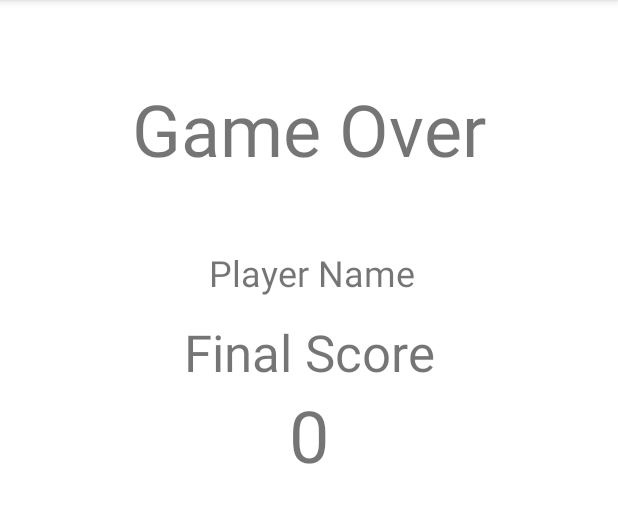
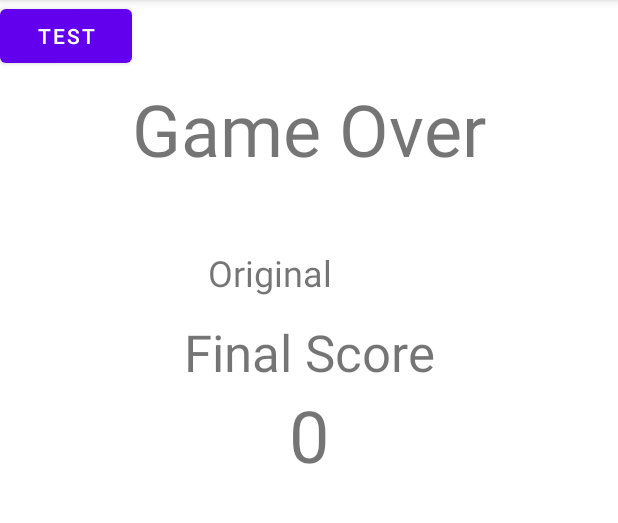
Before and after one commit to stevekgeorge/CS-2340-Team-7, an Android app: the screen it shows after launch (MainActivity before the commit, GameOverActivity after it), on a phone screen of 412 x 824 dp, the part 84-607 px from its top. Run offline under Robolectric (Android 15) with nearby library versions, the phone set to English and light mode, and no system bars; our stand-ins replace data binding.

Commit message:
Used DataBinding library to connect Game Over screen in MVVM fashion, with a test button for changing view contents

```diff
--- a/app/build.gradle.kts
+++ b/app/build.gradle.kts
@@ -31,7 +31,6 @@ android {
     }
 
     buildFeatures {
-        viewBinding = true
         dataBinding = true
     }
 }
--- a/app/src/main/AndroidManifest.xml
+++ b/app/src/main/AndroidManifest.xml
@@ -13,7 +13,7 @@
         android:theme="@style/Theme.Team7Project"
         tools:targetApi="31">
         <activity
-            android:name=".views.MainActivity"
+            android:name=".views.GameOverActivity"
             android:exported="true">
             <intent-filter>
                 <action android:name="android.intent.action.MAIN" />
--- a/app/src/main/java/com/example/team7project/models/GameOverDataModel.java
+++ b/app/src/main/java/com/example/team7project/models/GameOverDataModel.java
@@ -1,14 +1,22 @@
 package com.example.team7project.models;
+
+import androidx.databinding.BaseObservable;
+import androidx.databinding.Bindable;
+
+import com.example.team7project.BR;
 
 import java.util.Map;
 
-public class GameOverDataModel {
+public class GameOverDataModel extends BaseObservable {
     private int EndScore;
     private Map<String, Integer> HighScores;
+    @Bindable
+    public String PlayerName;
 
-    public GameOverDataModel(int EndScore, Map<String, Integer> HighScores) {
+    public GameOverDataModel(int EndScore, Map<String, Integer> HighScores, String PlayerName) {
         this.EndScore = EndScore;
         this.HighScores = HighScores;
+        this.PlayerName = PlayerName;
     }
 
     public int GetEndScore() {
@@ -19,6 +27,10 @@ public class GameOverDataModel {
         return HighScores;
     }
 
+    public String GetPlayerName() {
+        return PlayerName;
+    }
+
     public void SetEndScore(int NewScore) {
         EndScore = NewScore;
     }
@@ -26,4 +38,9 @@ public class GameOverDataModel {
     public void AddHighScore(int NewScore, String Player) {
         HighScores.put(Player, NewScore);
     }
+
+    public void SetPlayerName(String NewName) {
+        this.PlayerName = NewName;
+        notifyPropertyChanged(BR.PlayerName);
+    }
 }
--- /dev/null
+++ b/app/src/main/java/com/example/team7project/views/GameOverActivity.java
@@ -0,0 +1,34 @@
+package com.example.team7project.views;
+
+import androidx.appcompat.app.AppCompatActivity;
+import androidx.databinding.BindingAdapter;
+import androidx.databinding.DataBindingUtil;
+import androidx.databinding.ViewDataBinding;
+
+import android.os.Bundle;
+import android.view.View;
+import android.widget.TextView;
+
+import com.example.team7project.R;
+import com.example.team7project.databinding.ActivityGameOverScreenBinding;
+import com.example.team7project.viewmodels.GameOverViewModel;
+
+public class GameOverActivity extends AppCompatActivity {
+
+    ActivityGameOverScreenBinding mainBinding;
+    GameOverViewModel viewModel;
+
+    @Override
+    protected void onCreate(Bundle savedInstanceState) {
+        super.onCreate(savedInstanceState);
+
+        mainBinding = DataBindingUtil.setContentView(this, R.layout.activity_game_over_screen);
+        mainBinding.setLifecycleOwner(this);
+        viewModel = new GameOverViewModel();
+        mainBinding.setViewModel(viewModel);
+    }
+
+    public void Test(View v) {
+        viewModel.Test();
+    }
+}
--- a/app/src/main/java/com/example/team7project/views/MainActivity.java
+++ /dev/null
@@ -1,25 +0,0 @@
-package com.example.team7project.views;
-
-import androidx.appcompat.app.AppCompatActivity;
-import androidx.databinding.BindingAdapter;
-
-import android.os.Bundle;
-import android.view.View;
-import android.widget.TextView;
-
-import com.example.team7project.R;
-
-public class MainActivity extends AppCompatActivity {
-
-    @Override
-    protected void onCreate(Bundle savedInstanceState) {
-        super.onCreate(savedInstanceState);
-        setContentView(R.layout.activity_game_over_screen);
-    }
-
-    @BindingAdapter({"PlayerName"})
-    public static void UpdateName(View view, String Name) {
-        TextView nameLabel = (TextView) view.findViewById(R.id.playerNameLabel);
-        nameLabel.setText(Name);
-    }
-}
--- a/app/src/main/res/layout/activity_game_over_screen.xml
+++ b/app/src/main/res/layout/activity_game_over_screen.xml
@@ -1,10 +1,17 @@
 <?xml version="1.0" encoding="utf-8"?>
-<androidx.constraintlayout.widget.ConstraintLayout xmlns:android="http://schemas.android.com/apk/res/android"
-    xmlns:app="http://schemas.android.com/apk/res-auto"
-    xmlns:tools="http://schemas.android.com/tools"
+<layout xmlns:tools="http://schemas.android.com/tools"
+    xmlns:android="http://schemas.android.com/apk/res/android"
+    xmlns:app="http://schemas.android.com/apk/res-auto">
+
+    <data>
+        <variable
+            name="viewModel"
+            type="com.example.team7project.viewmodels.GameOverViewModel" />
+    </data>
+    <androidx.constraintlayout.widget.ConstraintLayout
         android:layout_width="match_parent"
         android:layout_height="match_parent"
-    tools:context=".views.MainActivity">
+        tools:context=".views.GameOverActivity">
 
         <TextView
             android:id="@+id/gameOverLabel"
@@ -36,7 +43,7 @@
             android:layout_height="wrap_content"
             android:layout_marginStart="16dp"
             android:layout_marginBottom="14dp"
-        android:text="Player Name"
+            android:text="@{viewModel.GameOverData.PlayerName}"
             android:textAlignment="center"
             android:textSize="24sp"
             app:layout_constraintBottom_toTopOf="@+id/finalScoreLabel"
@@ -83,4 +90,14 @@
                 android:layout_height="match_parent" />
         </TableLayout>
 
+        <Button
+            android:id="@+id/testButton"
+            android:layout_width="wrap_content"
+            android:layout_height="wrap_content"
+            android:onClick="Test"
+            android:text="test"
+            tools:layout_editor_absoluteX="13dp"
+            tools:layout_editor_absoluteY="284dp" />
+
     </androidx.constraintlayout.widget.ConstraintLayout>
+</layout>
```
Also changed, not shown: app/src/main/java/com/example/team7project/viewmodels/GameOverViewModel.java (+10 -20 lines). Lines whose indentation alone changed are shown as unchanged.
